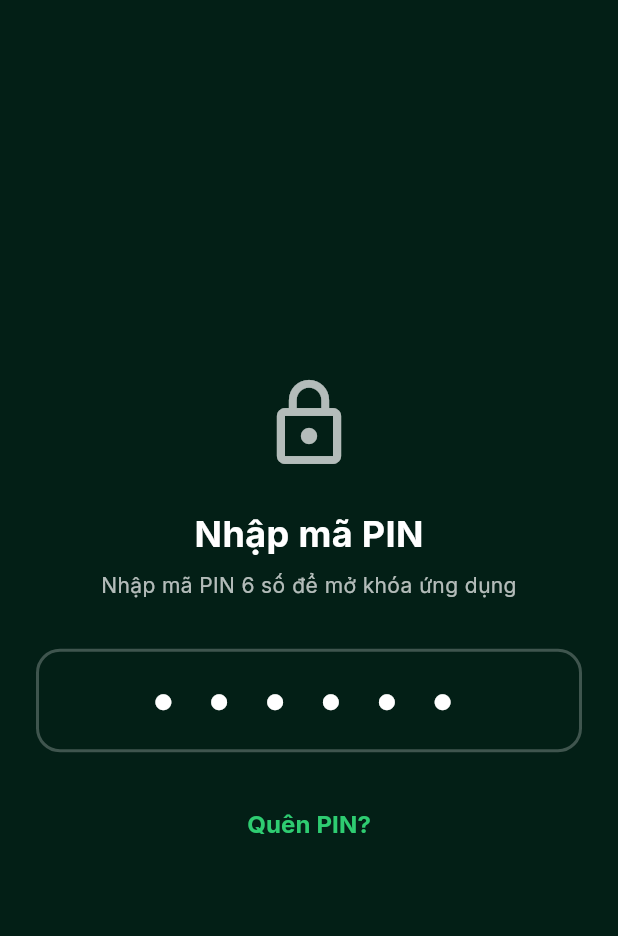
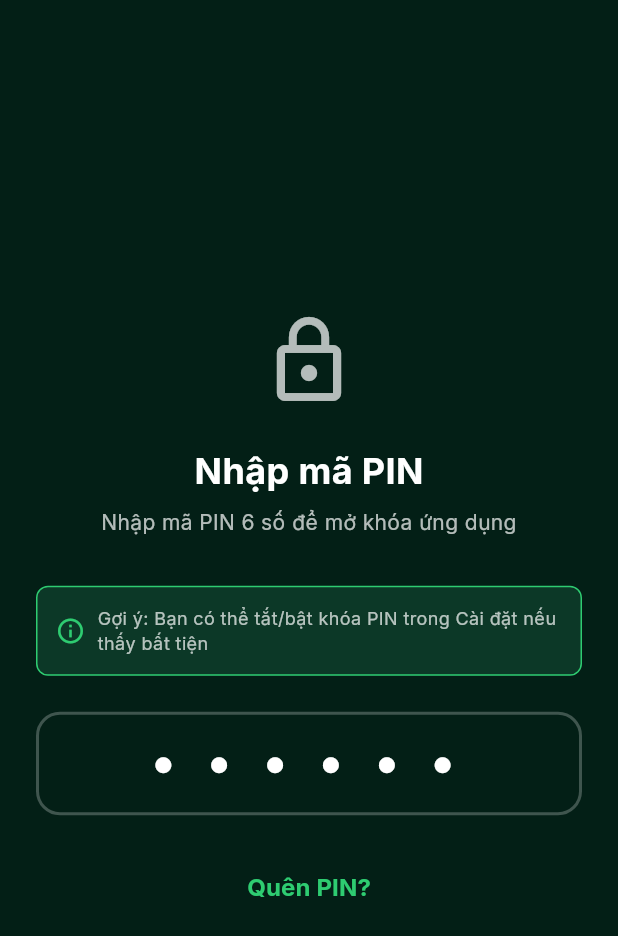
Before and after one commit to ptcutis1tg/Ngot, a Flutter app: the PinLockScreen screen opened directly with empty values, on a phone screen of 412 x 824 dp. Shown: the top 936 px of the screen. Run offline on Flutter 3.47's test engine with Material 3 defaults, Android fonts, the phone set to English and light mode, and no system bars; our stand-ins replace file_picker, fl_chart, flutter_dotenv, flutter_secure_storage, go_router, google_fonts and 4 more; missing offline and left inert: crop_your_image, encrypt; accounts and stored records are empty.

Commit message:
feat: Add PIN lock toggle and recovery features
- Add toggle switch in pin_settings_screen.dart to enable/disable PIN lock
- Update app_settings_provider.dart with pinLockEnabled state management
- Update onboarding_flow.dart AppLaunchGate to check pinLockEnabled setting
- Add hint text to pin_lock_screen.dart about toggle option in settings
- Fix bracket structure issues in pin_settings_screen.dart

```diff
--- a/lib/firstscreen/onboarding_flow.dart
+++ b/lib/firstscreen/onboarding_flow.dart
@@ -78,8 +78,12 @@ class _AppLaunchGateState extends State<AppLaunchGate>
         final isLoggedIn = session != null;
 
         if (isLoggedIn && _completedOnboarding) {
+          final appSettings = context.watch<AppSettingsProvider>();
           final pinProvider = context.watch<PinProvider>();
-          if (pinProvider.hasPin && !_isUnlocked) {
+          // Only show lock screen if PIN lock is enabled and user has a PIN
+          if (appSettings.pinLockEnabled &&
+              pinProvider.hasPin &&
+              !_isUnlocked) {
             return PinLockScreen(onUnlocked: _onPinUnlocked);
           }
           return widget.child;
--- a/lib/firstscreen/pin_lock_screen.dart
+++ b/lib/firstscreen/pin_lock_screen.dart
@@ -115,6 +115,44 @@ class _PinLockScreenState extends State<PinLockScreen> {
                 textAlign: TextAlign.center,
               ),
               const SizedBox(height: 32),
+              Container(
+                padding: const EdgeInsets.all(12),
+                decoration: BoxDecoration(
+                  color:
+                      isDark ? const Color(0xFF0C3827) : Colors.green.shade50,
+                  borderRadius: BorderRadius.circular(8),
+                  border: Border.all(
+                    color: isDark
+                        ? const Color(0xFF2ECC71)
+                        : Colors.green.shade200,
+                  ),
+                ),
+                child: Row(
+                  children: [
+                    Icon(
+                      Icons.info_outline,
+                      color: isDark
+                          ? const Color(0xFF2ECC71)
+                          : Colors.green.shade700,
+                      size: 20,
+                    ),
+                    const SizedBox(width: 8),
+                    Expanded(
+                      child: Text(
+                        isVietnamese
+                            ? 'Gợi ý: Bạn có thể tắt/bật khóa PIN trong Cài đặt nếu thấy bất tiện'
+                            : 'Tip: You can enable/disable PIN lock in Settings if inconvenient',
+                        style: TextStyle(
+                          fontSize: 12,
+                          color:
+                              isDark ? Colors.white70 : Colors.green.shade900,
+                        ),
+                      ),
+                    ),
+                  ],
+                ),
+              ),
+              const SizedBox(height: 24),
               TextField(
                 controller: _pinController,
                 keyboardType: TextInputType.number,
--- a/lib/firstscreen/pin_settings_screen.dart
+++ b/lib/firstscreen/pin_settings_screen.dart
@@ -138,13 +138,50 @@ class _PinSettingsScreenState extends State<PinSettingsScreen> {
         ),
       ),
       body: SafeArea(
+        child: Padding(
+          padding: const EdgeInsets.all(16.0),
           child: SingleChildScrollView(
-          padding: const EdgeInsets.all(24.0),
             child: Form(
               key: _formKey,
               child: Column(
                 crossAxisAlignment: CrossAxisAlignment.stretch,
                 children: [
+                  // PIN Lock Toggle
+                  SwitchListTile(
+                    title: Text(isVietnamese
+                        ? 'Khóa ứng dụng bằng PIN'
+                        : 'Lock app with PIN'),
+                    subtitle: Text(
+                      appSettings.pinLockEnabled
+                          ? (isVietnamese
+                              ? 'Đã bật - cần nhập PIN khi mở ứng dụng'
+                              : 'Enabled - PIN required to open app')
+                          : (isVietnamese
+                              ? 'Đã tắt - không cần nhập PIN'
+                              : 'Disabled - no PIN required'),
+                    ),
+                    value: appSettings.pinLockEnabled && pinProvider.hasPin,
+                    onChanged: pinProvider.hasPin
+                        ? (value) async {
+                            await appSettings.setPinLockEnabled(value);
+                          }
+                        : null,
+                  ),
+                  if (!pinProvider.hasPin)
+                    Padding(
+                      padding: const EdgeInsets.symmetric(
+                          horizontal: 16.0, vertical: 8.0),
+                      child: Text(
+                        isVietnamese
+                            ? 'Tạo mã PIN trước để bật tính năng khóa'
+                            : 'Create a PIN first to enable lock',
+                        style:
+                            TextStyle(fontSize: 12, color: Colors.orange[700]),
+                      ),
+                    ),
+                  const Divider(),
+                  const SizedBox(height: 16),
+
                   if (widget.isRecovery) ...[
                     Text(
                       isVietnamese
@@ -162,8 +199,8 @@ class _PinSettingsScreenState extends State<PinSettingsScreen> {
                       decoration: BoxDecoration(
                         color: Colors.red.withValues(alpha: 0.1),
                         borderRadius: BorderRadius.circular(12),
-                      border:
-                          Border.all(color: Colors.red.withValues(alpha: 0.3)),
+                        border: Border.all(
+                            color: Colors.red.withValues(alpha: 0.3)),
                       ),
                       child: Text(
                         _errorMessage!,
@@ -244,7 +281,8 @@ class _PinSettingsScreenState extends State<PinSettingsScreen> {
                                 ),
                                 actions: [
                                   TextButton(
-                                  onPressed: () => Navigator.of(context).pop(),
+                                    onPressed: () =>
+                                        Navigator.of(context).pop(),
                                     child: const Text('OK'),
                                   ),
                                 ],
@@ -260,8 +298,8 @@ class _PinSettingsScreenState extends State<PinSettingsScreen> {
                         ),
                       ),
                     ),
+                  ],
                   const SizedBox(height: 12),
-                ],
 
                   // New PIN
                   Text(
@@ -370,7 +408,8 @@ class _PinSettingsScreenState extends State<PinSettingsScreen> {
                             children: [
                               Text(
                                 isVietnamese ? 'Mã PIN gợi ý' : 'Suggested PIN',
-                              style: TextStyle(fontSize: 12, color: labelColor),
+                                style:
+                                    TextStyle(fontSize: 12, color: labelColor),
                               ),
                               const SizedBox(height: 4),
                               Text(
@@ -388,7 +427,8 @@ class _PinSettingsScreenState extends State<PinSettingsScreen> {
                                 _useSuggestedPin(pinProvider.suggestedPin),
                             child: Text(
                               isVietnamese ? 'Dùng PIN gợi ý' : 'Use Suggested',
-                            style: const TextStyle(fontWeight: FontWeight.bold),
+                              style:
+                                  const TextStyle(fontWeight: FontWeight.bold),
                             ),
                           ),
                         ],
@@ -459,6 +499,7 @@ class _PinSettingsScreenState extends State<PinSettingsScreen> {
             ),
           ),
         ),
+      ),
     );
   }
 }
--- a/lib/providers/app_settings_provider.dart
+++ b/lib/providers/app_settings_provider.dart
@@ -13,6 +13,7 @@ class AppSettingsProvider extends ChangeNotifier {
   static const String _legacyPasswordKey = 'settings_app_password';
   static const String _passwordHashKey = 'settings_app_password_hash';
   static const String _languageCodeKey = 'settings_language_code';
+  static const String _pinLockEnabledKey = 'settings_pin_lock_enabled';
 
   final Future<SharedPreferences> _prefsFuture =
       SharedPreferences.getInstance();
@@ -23,6 +24,7 @@ class AppSettingsProvider extends ChangeNotifier {
   bool _biometricEnabled = false;
   String _passwordHash = '';
   String _languageCode = 'vi';
+  bool _pinLockEnabled = true;
 
   bool get darkMode => _darkMode;
   bool get notificationsEnabled => _notificationsEnabled;
@@ -30,6 +32,7 @@ class AppSettingsProvider extends ChangeNotifier {
   String get languageCode => _languageCode;
   Locale get locale => Locale(_languageCode);
   bool get hasPassword => _passwordHash.isNotEmpty;
+  bool get pinLockEnabled => _pinLockEnabled;
 
   Future<void> loadSettings() async {
     if (_loaded) return;
@@ -46,6 +49,7 @@ class AppSettingsProvider extends ChangeNotifier {
       await prefs.remove(_legacyPasswordKey);
     }
     _languageCode = prefs.getString(_languageCodeKey) ?? 'vi';
+    _pinLockEnabled = prefs.getBool(_pinLockEnabledKey) ?? true;
     _loaded = true;
     notifyListeners();
   }
@@ -85,6 +89,15 @@ class AppSettingsProvider extends ChangeNotifier {
     _languageCode = next;
     final prefs = await _prefsFuture;
     await prefs.setString(_languageCodeKey, _languageCode);
+    notifyListeners();
+  }
+
+  Future<void> setPinLockEnabled(bool value) async {
+    if (_pinLockEnabled == value) return;
+
+    _pinLockEnabled = value;
+    final prefs = await _prefsFuture;
+    await prefs.setBool(_pinLockEnabledKey, value);
     notifyListeners();
   }
 
```
Lines whose indentation alone changed are shown as unchanged.
